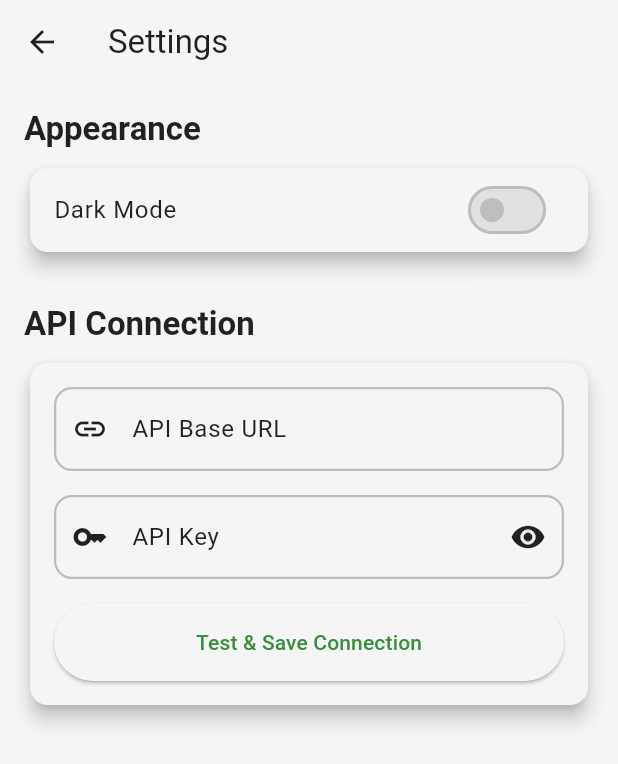
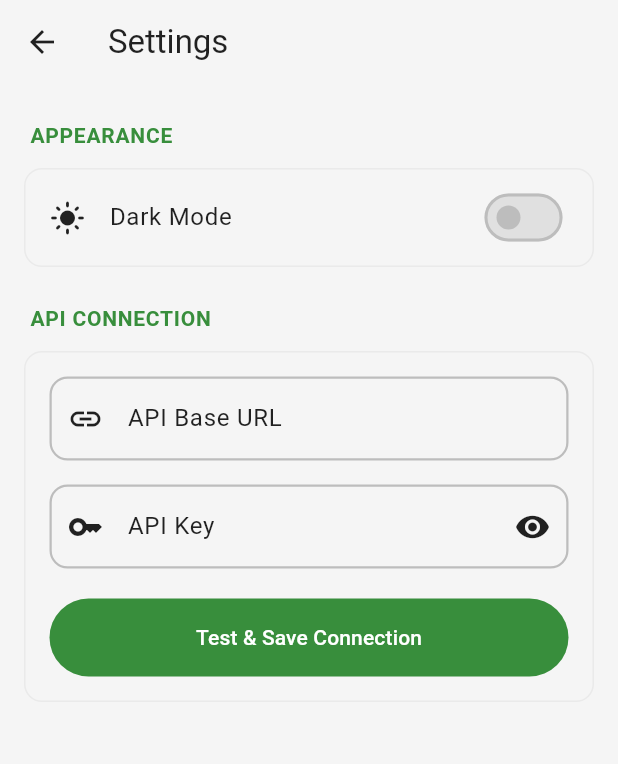
Before and after one commit to RenautMestdagh/wled-dashboard, a Flutter app: the SettingsScreen screen opened directly, on a phone screen of 412 x 824 dp. Shown: the top 764 px of the screen. Run offline on Flutter 3.47's test engine with Material 3 defaults, Android fonts, the light colour scheme and no system bars; our stand-ins replace flutter_native_splash, shared_preferences; accounts and stored records are empty.

Commit message:
improve settings layout

```diff
--- a/frontend/lib/screens/settings_screen.dart
+++ b/frontend/lib/screens/settings_screen.dart
@@ -38,6 +38,78 @@ class _SettingsScreenState extends State<SettingsScreen> {
     super.dispose();
   }
 
+  Widget _buildSettingsGroup({
+    required String title,
+    required List<Widget> children,
+  }) {
+    return Column(
+      crossAxisAlignment: CrossAxisAlignment.start,
+      children: [
+        Padding(
+          padding: const EdgeInsets.fromLTRB(20, 24, 20, 12),
+          child: Text(
+            title,
+            style: Theme.of(context).textTheme.titleSmall?.copyWith(
+              color: Theme.of(context).colorScheme.primary,
+              fontWeight: FontWeight.w600,
+              letterSpacing: 0.5,
+            ),
+          ),
+        ),
+        Container(
+          margin: const EdgeInsets.symmetric(horizontal: 16),
+          decoration: BoxDecoration(
+            color: Theme.of(context).colorScheme.surface,
+            borderRadius: BorderRadius.circular(12),
+            border: Border.all(
+              color: Theme.of(context).colorScheme.outline.withOpacity(0.2),
+            ),
+          ),
+          child: Column(children: children),
+        ),
+      ],
+    );
+  }
+
+  Widget _buildListTile({
+    required String title,
+    String? subtitle,
+    required IconData icon,
+    Widget? trailing,
+    VoidCallback? onTap,
+    bool isFirst = false,
+    bool isLast = false,
+  }) {
+    final theme = Theme.of(context);
+    return Material(
+      color: Colors.transparent,
+      child: Column(
+        children: [
+          if (!isFirst) Divider(
+            height: 1,
+            indent: 20,
+            endIndent: 20,
+            color: theme.colorScheme.surfaceContainerHighest,
+          ),
+          InkWell(
+            onTap: onTap,
+            borderRadius: BorderRadius.vertical(
+              top: isFirst ? const Radius.circular(12) : Radius.zero,
+              bottom: isLast ? const Radius.circular(12) : Radius.zero,
+            ),
+            child: ListTile(
+              contentPadding: const EdgeInsets.symmetric(horizontal: 16, vertical: 4),
+              leading: Icon(icon, size: 24),
+              title: Text(title),
+              subtitle: subtitle != null ? Text(subtitle) : null,
+              trailing: trailing,
+            ),
+          ),
+        ],
+      ),
+    );
+  }
+
   @override
   Widget build(BuildContext context) {
     final theme = Theme.of(context);
@@ -45,165 +117,42 @@ class _SettingsScreenState extends State<SettingsScreen> {
     return Scaffold(
       appBar: AppBar(
         title: const Text('Settings'),
+        elevation: 0,
       ),
       body: Consumer<ApiService>(
         builder: (context, apiService, child) {
           return SingleChildScrollView(
-            padding: const EdgeInsets.all(16.0),
             child: Column(
-              crossAxisAlignment: CrossAxisAlignment.start,
               children: [
-                Text(
-                  'Appearance',
-                  style: Theme.of(context).textTheme.titleLarge?.copyWith(
-                    fontWeight: FontWeight.bold,
-                  ),
-                ),
-                const SizedBox(height: 8),
-                Card(
-                  elevation: 5,
-                  child: Consumer<ThemeService>(
+                // Appearance
+                _buildSettingsGroup(
+                  title: 'APPEARANCE',
+                  children: [
+                    Consumer<ThemeService>(
                       builder: (context, themeService, child) {
-                      return SwitchListTile(
-                        title: Text(
-                          'Dark Mode',
-                          style: TextStyle(color: theme.colorScheme.onSurface),
-                        ),
+                        return _buildListTile(
+                          title: 'Dark Mode',
+                          icon: themeService.isDarkMode ? Icons.dark_mode : Icons.light_mode,
+                          trailing: Switch(
                             value: themeService.isDarkMode,
                             onChanged: (value) {
                               themeService.toggleTheme(value);
                             },
-                      );
-                    },
                           ),
-                ),
-                if (apiService.isHealthy) ...[
-                  const SizedBox(height: 30),
-                  Text(
-                    'Autodiscover',
-                    style: Theme.of(context).textTheme.titleLarge?.copyWith(
-                      fontWeight: FontWeight.bold,
-                    ),
-                  ),
-                  const SizedBox(height: 8),
-                  Card(
-                    elevation: 5,
-                    child: Column(
-                      children: [
-                        SizedBox(
-                          width: double.infinity,
-                          child: ElevatedButton(
-                            style: ElevatedButton.styleFrom(
-                              padding: const EdgeInsets.symmetric(vertical: 16),
-                            ),
-                            onPressed: _isDiscovering
-                                ? null
-                                : () async {
-                              // Clear focus from text fields
-                              setState(() {
-                                _isDiscovering = true;
-                              });
-
-                              // Clear any existing messages
-                              apiService.clearMessages();
-
-                              try {
-                                final bool newInstances = await apiService.autodiscoverInstances();
-                                if(newInstances) {
-                                  await apiService.fetchData();
-                                }
-                              } catch (e) {
-                                // Errors are already handled in updateSettings
-                              } finally {
-                                setState(() {
-                                  _isDiscovering = false;
-                                });
-                              }
-                            },
-                            child: _isDiscovering
-                                ? const SizedBox(
-                              width: 20,
-                              height: 20,
-                              child: CircularProgressIndicator(
-                                strokeWidth: 2,
-                              ),
-                            )
-                                : const Text('Autodiscover instances'),
-                          ),
-                        ),
-                      ]
-                    ),
-                  ),
-                  const SizedBox(height: 30),
-                  Text(
-                    'Reorder',
-                    style: Theme.of(context).textTheme.titleLarge?.copyWith(
-                      fontWeight: FontWeight.bold,
-                    ),
-                  ),
-                  const SizedBox(height: 8),
-                  Card(
-                    elevation: 5,
-                    child: Column(
-                      children: [
-                        ListTile(
-                          shape: RoundedRectangleBorder(
-                            borderRadius: BorderRadius.circular(10.0),
-                          ),
-                          title: Text(
-                            'Instances',
-                            style: TextStyle(color: theme.colorScheme.onSurface),
-                          ),
-                          trailing: const Icon(Icons.swap_vert),
-                          onTap: () {
-                            Navigator.push(
-                              context,
-                              MaterialPageRoute(
-                                builder: (context) => ReorderScreen(
-                                  isInstances: true,
-                                  items: apiService.instances,
-                                ),
-                              ),
-                            );
-                          },
-                        ),
-                        ListTile(
-                          shape: RoundedRectangleBorder(
-                            borderRadius: BorderRadius.circular(10.0),
-                          ),
-                          title: Text(
-                            'Presets',
-                            style: TextStyle(color: theme.colorScheme.onSurface),
-                          ),
-                          trailing: const Icon(Icons.swap_vert),
-                          onTap: () {
-                            Navigator.push(
-                              context,
-                              MaterialPageRoute(
-                                builder: (context) => ReorderScreen(
-                                  isInstances: false,
-                                  items: apiService.presets,
-                                ),
-                              ),
+                          isFirst: true,
+                          isLast: true,
                         );
                       },
                     ),
                   ],
                 ),
-                  ),
-                ],
-                const SizedBox(height: 30),
-                Text(
-                  'API Connection',
-                  style: Theme.of(context).textTheme.titleLarge?.copyWith(
-                    fontWeight: FontWeight.bold,
-                  ),
-                ),
-                const SizedBox(height: 8),
-                Card(
-                  elevation: 5,
-                  child: Padding(
-                    padding: const EdgeInsets.all(16.0),
+
+                // API Connection
+                _buildSettingsGroup(
+                  title: 'API CONNECTION',
+                  children: [
+                    Padding(
+                      padding: const EdgeInsets.all(16),
                       child: Column(
                         children: [
                           TextField(
@@ -238,21 +187,18 @@ class _SettingsScreenState extends State<SettingsScreen> {
                             ),
                             obscureText: _obscureApiKey,
                           ),
-                        const SizedBox(height: 16),
+                          const SizedBox(height: 20),
                           SizedBox(
                             width: double.infinity,
-                          child: ElevatedButton(
-                            style: ElevatedButton.styleFrom(
+                            child: FilledButton(
+                              style: FilledButton.styleFrom(
                                 padding: const EdgeInsets.symmetric(vertical: 16),
                               ),
                               onPressed: apiService.isLoading || _isDiscovering
                                   ? null
                                   : () async {
-                              // Clear focus from text fields
                                 _urlFocusNode.unfocus();
                                 _keyFocusNode.unfocus();
-
-                              // Clear any existing messages
                                 apiService.clearMessages();
 
                                 try {
@@ -270,6 +216,7 @@ class _SettingsScreenState extends State<SettingsScreen> {
                                 height: 20,
                                 child: CircularProgressIndicator(
                                   strokeWidth: 2,
+                                  color: Colors.white,
                                 ),
                               )
                                   : const Text('Test & Save Connection'),
@@ -278,7 +225,93 @@ class _SettingsScreenState extends State<SettingsScreen> {
                         ],
                       ),
                     ),
+                  ],
                 ),
+
+                // Tools (only show when API is healthy)
+                if (apiService.isHealthy)
+                  _buildSettingsGroup(
+                    title: 'TOOLS',
+                    children: [
+                      _buildListTile(
+                        title: 'Autodiscover',
+                        subtitle: _isDiscovering ? 'Searching for instances...' : 'Find available instances',
+                        icon: Icons.radar,
+                        trailing: _isDiscovering
+                            ? const SizedBox(
+                          width: 20,
+                          height: 20,
+                          child: CircularProgressIndicator(strokeWidth: 2),
+                        )
+                            : const Icon(Icons.chevron_right),
+                        onTap: _isDiscovering
+                            ? null
+                            : () async {
+                          _urlFocusNode.unfocus();
+                          _keyFocusNode.unfocus();
+                          setState(() {
+                            _isDiscovering = true;
+                          });
+
+                          apiService.clearMessages();
+
+                          try {
+                            final bool newInstances = await apiService.autodiscoverInstances();
+                            if (newInstances) {
+                              await apiService.fetchData();
+                            }
+                          } catch (e) {
+                            // Errors are already handled in updateSettings
+                          } finally {
+                            setState(() {
+                              _isDiscovering = false;
+                            });
+                          }
+                        },
+                        isFirst: true,
+                      ),
+                      _buildListTile(
+                        title: 'Reorder Instances',
+                        subtitle: 'Change the order of instances',
+                        icon: Icons.reorder,
+                        trailing: const Icon(Icons.chevron_right),
+                        onTap: () {
+                          _urlFocusNode.unfocus();
+                          _keyFocusNode.unfocus();
+                          Navigator.push(
+                            context,
+                            MaterialPageRoute(
+                              builder: (context) => ReorderScreen(
+                                isInstances: true,
+                                items: apiService.instances,
+                              ),
+                            ),
+                          );
+                        },
+                      ),
+                      _buildListTile(
+                        title: 'Reorder Presets',
+                        subtitle: 'Change the order of presets',
+                        icon: Icons.palette,
+                        trailing: const Icon(Icons.chevron_right),
+                        onTap: () {
+                          _urlFocusNode.unfocus();
+                          _keyFocusNode.unfocus();
+                          Navigator.push(
+                            context,
+                            MaterialPageRoute(
+                              builder: (context) => ReorderScreen(
+                                isInstances: false,
+                                items: apiService.presets,
+                              ),
+                            ),
+                          );
+                        },
+                        isLast: true,
+                      ),
+                    ],
+                  ),
+                const SizedBox(height: 32),
               ],
             ),
           );
--- a/frontend/lib/services/api_service.dart
+++ b/frontend/lib/services/api_service.dart
@@ -221,7 +221,7 @@ class ApiService with ChangeNotifier {
 
       Map<String, dynamic> jsonResponse = json.decode(response.body);
       if (response.statusCode == 200) {
-        _successMessage = "${jsonResponse['message']}\n${jsonResponse['totalFound']} instances found";
+        _successMessage = "${jsonResponse['message']}\n${jsonResponse['totalFound']} ${jsonResponse['totalFound'] == 1 ? 'instance' : 'instances'} found";
         return jsonResponse['newInstances'];
       } else {
         _errorMessage = "${jsonResponse['error']}";
```
Also changed, not shown: 1 other file. Lines whose indentation alone changed are shown as unchanged.
